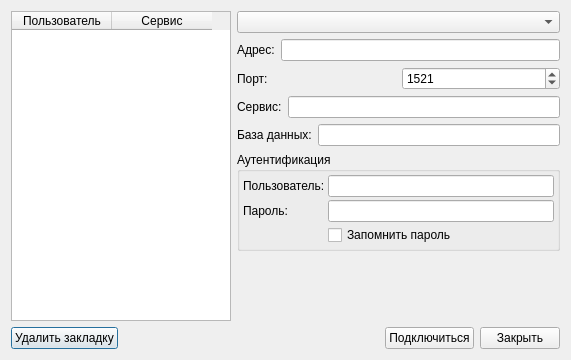
This is FmtLib/ui/oracleauthdlg.ui in Smitt64/WorkFMT as Qt 5 draws it before an edit. The edited form follows.
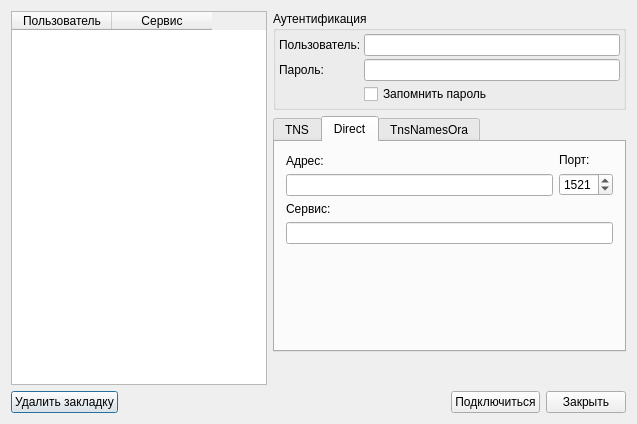
This is the edited form. The open tabs and pages were chosen to show the change. Icons and pictures are not drawn.

```diff
--- a/FmtLib/ui/oracleauthdlg.ui
+++ b/FmtLib/ui/oracleauthdlg.ui
@@ -6,8 +6,8 @@
    <rect>
     <x>0</x>
     <y>0</y>
-    <width>571</width>
-    <height>360</height>
+    <width>637</width>
+    <height>424</height>
    </rect>
   </property>
   <property name="windowTitle">
@@ -17,14 +17,14 @@
    <iconset resource="../res/fmt.qrc">
     <normaloff>:/db</normaloff>:/db</iconset>
   </property>
-  <layout class="QVBoxLayout" name="verticalLayout_2">
+  <layout class="QVBoxLayout" name="verticalLayout_7">
    <item>
-    <layout class="QHBoxLayout" name="horizontalLayout_6" stretch="1,0">
+    <layout class="QHBoxLayout" name="horizontalLayout_3" stretch="0,1">
      <item>
       <widget class="QTableWidget" name="tableWidget">
        <property name="minimumSize">
         <size>
-         <width>220</width>
+         <width>240</width>
          <height>0</height>
         </size>
        </property>
@@ -50,73 +50,7 @@
       </widget>
      </item>
      <item>
-      <layout class="QVBoxLayout" name="verticalLayout">
-       <item>
-        <widget class="QComboBox" name="comboBox"/>
-       </item>
-       <item>
-        <layout class="QHBoxLayout" name="horizontalLayout">
-         <item>
-          <widget class="QLabel" name="label">
-           <property name="text">
-            <string>Адрес:</string>
-           </property>
-          </widget>
-         </item>
-         <item>
-          <widget class="QLineEdit" name="lineEdit_host"/>
-         </item>
-        </layout>
-       </item>
-       <item>
-        <layout class="QHBoxLayout" name="horizontalLayout_3">
-         <item>
-          <widget class="QLabel" name="label_2">
-           <property name="text">
-            <string>Порт:</string>
-           </property>
-          </widget>
-         </item>
-         <item>
-          <widget class="QSpinBox" name="spinBox">
-           <property name="maximum">
-            <number>9999</number>
-           </property>
-           <property name="value">
-            <number>1521</number>
-           </property>
-          </widget>
-         </item>
-        </layout>
-       </item>
-       <item>
-        <layout class="QHBoxLayout" name="horizontalLayout_4">
-         <item>
-          <widget class="QLabel" name="label_4">
-           <property name="text">
-            <string>Сервис:</string>
-           </property>
-          </widget>
-         </item>
-         <item>
-          <widget class="QLineEdit" name="lineEdit_service"/>
-         </item>
-        </layout>
-       </item>
-       <item>
-        <layout class="QHBoxLayout" name="horizontalLayout_5">
-         <item>
-          <widget class="QLabel" name="label_3">
-           <property name="text">
-            <string>База данных:</string>
-           </property>
-          </widget>
-         </item>
-         <item>
-          <widget class="QLineEdit" name="lineEdit_base"/>
-         </item>
-        </layout>
-       </item>
+      <layout class="QVBoxLayout" name="verticalLayout_6">
        <item>
         <widget class="QGroupBox" name="groupBox">
          <property name="title">
@@ -173,14 +107,138 @@
         </widget>
        </item>
        <item>
-        <spacer name="verticalSpacer">
+        <widget class="QTabWidget" name="tabWidget">
+         <property name="currentIndex">
+          <number>0</number>
+         </property>
+         <widget class="QWidget" name="tab">
+          <attribute name="title">
+           <string>TNS</string>
+          </attribute>
+          <layout class="QVBoxLayout" name="verticalLayout">
+           <item>
+            <widget class="QLabel" name="label_5">
+             <property name="text">
+              <string>База данных:</string>
+             </property>
+            </widget>
+           </item>
+           <item>
+            <widget class="QComboBox" name="comboBox">
+             <property name="editable">
+              <bool>true</bool>
+             </property>
+            </widget>
+           </item>
+           <item>
+            <spacer name="verticalSpacer">
+             <property name="orientation">
+              <enum>Qt::Vertical</enum>
+             </property>
+             <property name="sizeHint" stdset="0">
+              <size>
+               <width>323</width>
+               <height>38</height>
+              </size>
+             </property>
+            </spacer>
+           </item>
+          </layout>
+         </widget>
+         <widget class="QWidget" name="tab_2">
+          <attribute name="title">
+           <string>Direct</string>
+          </attribute>
+          <layout class="QVBoxLayout" name="verticalLayout_5">
+           <item>
+            <layout class="QHBoxLayout" name="horizontalLayout">
+             <item>
+              <layout class="QVBoxLayout" name="verticalLayout_2">
+               <item>
+                <widget class="QLabel" name="label">
+                 <property name="text">
+                  <string>Адрес:</string>
+                 </property>
+                </widget>
+               </item>
+               <item>
+                <widget class="QLineEdit" name="lineEdit_host"/>
+               </item>
+              </layout>
+             </item>
+             <item>
+              <layout class="QVBoxLayout" name="verticalLayout_3">
+               <item>
+                <widget class="QLabel" name="label_2">
+                 <property name="text">
+                  <string>Порт:</string>
+                 </property>
+                </widget>
+               </item>
+               <item>
+                <widget class="QSpinBox" name="spinBox">
+                 <property name="maximum">
+                  <number>9999</number>
+                 </property>
+                 <property name="value">
+                  <number>1521</number>
+                 </property>
+                </widget>
+               </item>
+              </layout>
+             </item>
+            </layout>
+           </item>
+           <item>
+            <layout class="QVBoxLayout" name="verticalLayout_4">
+             <item>
+              <widget class="QLabel" name="label_4">
+               <property name="text">
+                <string>Сервис:</string>
+               </property>
+              </widget>
+             </item>
+             <item>
+              <widget class="QLineEdit" name="lineEdit_service"/>
+             </item>
+            </layout>
+           </item>
+           <item>
+            <spacer name="verticalSpacer_2">
+             <property name="orientation">
+              <enum>Qt::Vertical</enum>
+             </property>
+             <property name="sizeHint" stdset="0">
+              <size>
+               <width>20</width>
+               <height>40</height>
+              </size>
+             </property>
+            </spacer>
+           </item>
+          </layout>
+         </widget>
+         <widget class="QWidget" name="tab_3">
+          <attribute name="title">
+           <string>TnsNamesOra</string>
+          </attribute>
+          <layout class="QVBoxLayout" name="verticalLayout_8">
+           <item>
+            <widget class="QTableView" name="tnsNamesTable"/>
+           </item>
+          </layout>
+         </widget>
+        </widget>
+       </item>
+       <item>
+        <spacer name="verticalSpacer_3">
          <property name="orientation">
           <enum>Qt::Vertical</enum>
          </property>
          <property name="sizeHint" stdset="0">
           <size>
-           <width>323</width>
-           <height>38</height>
+           <width>20</width>
+           <height>40</height>
           </size>
          </property>
         </spacer>
```
Left out of the diff: 1 changed line with no effect on the pictures.
